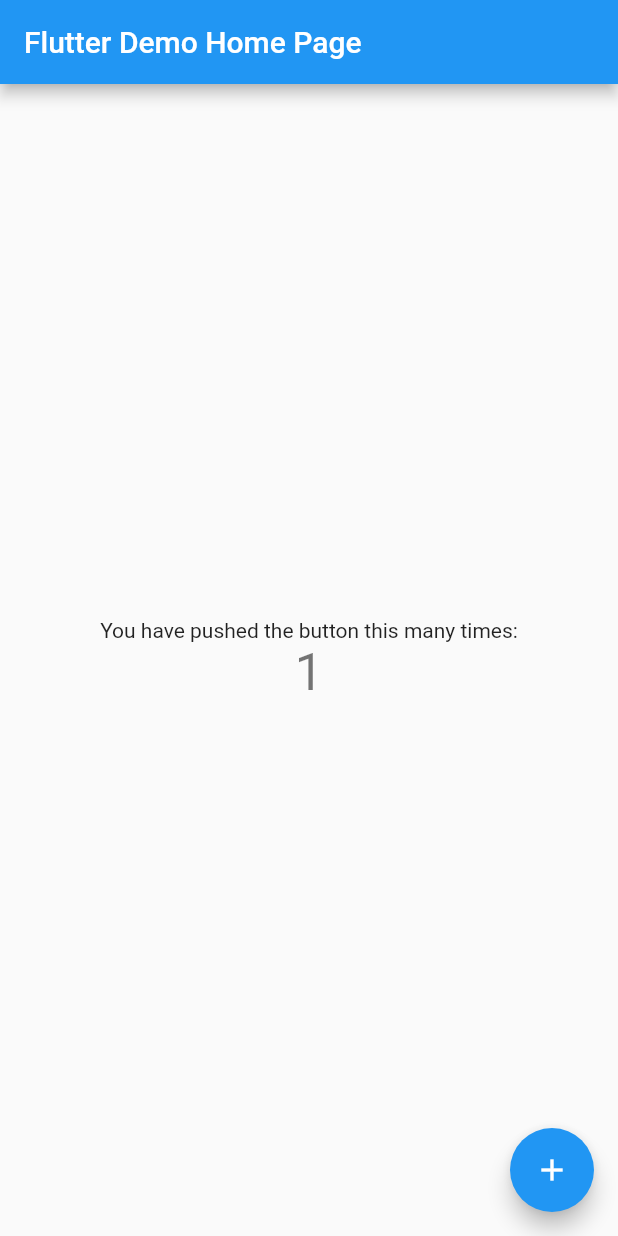
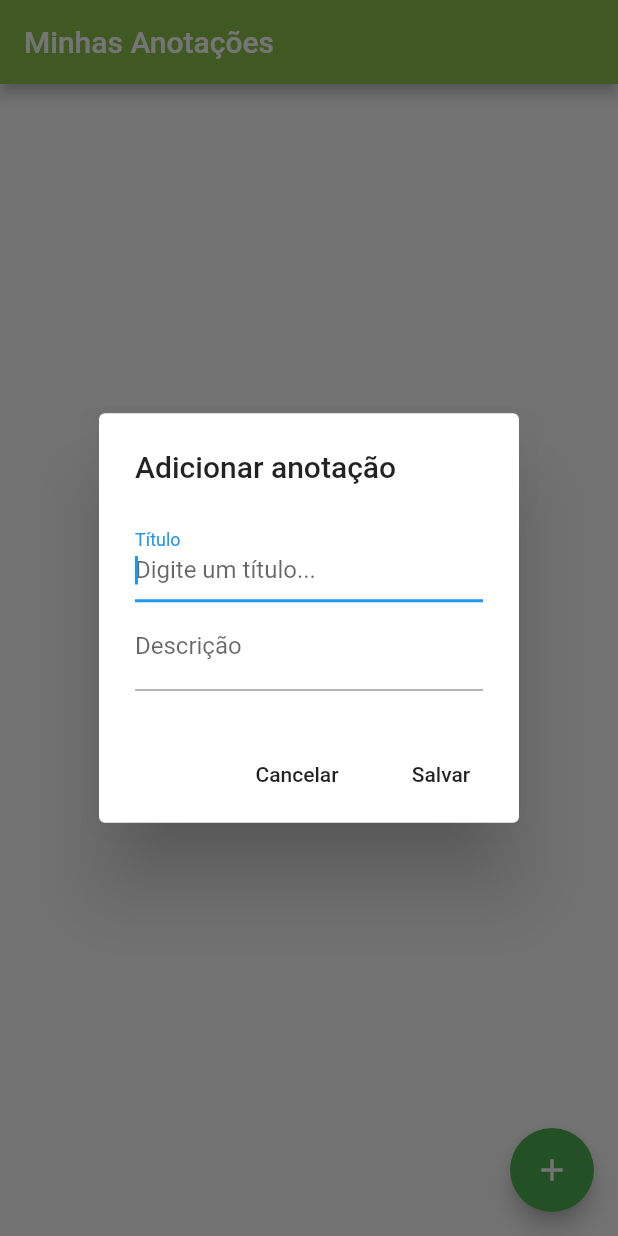
Before and after one commit to leonardofn/GeradorCartelasBingo, a Flutter app: the screen it shows after launch, after a tap on the "add" icon, on a phone screen of 412 x 824 dp. Run offline on Flutter 3.47's test engine with Material 2 defaults, Android fonts, the phone set to English and light mode, and no system bars.

Commit message:
Criando interface

```diff
--- /dev/null
+++ b/lib/Home.dart
@@ -0,0 +1,75 @@
+import 'package:flutter/material.dart';
+
+class Home extends StatefulWidget {
+  @override
+  _HomeState createState() => _HomeState();
+}
+
+class _HomeState extends State<Home> {
+
+  TextEditingController _titleController = TextEditingController();
+  TextEditingController  _descricaoController = TextEditingController();
+
+  _exibirTelaCadastro(){
+    showDialog(
+      context: context,
+      builder: (context){
+        return AlertDialog(
+          title: Text("Adicionar anotação"),
+          content: Column(
+            mainAxisSize: MainAxisSize.min,
+            children: <Widget>[
+              TextField(
+                controller: _titleController,
+                autofocus: true,
+                decoration: InputDecoration(
+                  labelText: "Título",
+                  hintText: "Digite um título..."
+                ),
+              ),
+              TextField(
+                controller: _descricaoController,
+                decoration: InputDecoration(
+                    labelText: "Descrição",
+                    hintText: "Digite a descrição..."
+                ),
+              )
+            ],
+          ),
+          actions: <Widget>[
+            FlatButton(
+              onPressed: () => Navigator.pop(context),
+              child: Text("Cancelar"),
+            ),
+            FlatButton(
+              onPressed: () {
+
+                Navigator.pop(context);
+              },
+              child: Text("Salvar"),
+            )
+          ],
+        );
+      }
+    );
+  }
+
+  @override
+  Widget build(BuildContext context) {
+    return Scaffold(
+      appBar: AppBar(
+        title: Text("Minhas Anotações"),
+        backgroundColor: Colors.lightGreen,
+      ),
+      body: Container(),
+      floatingActionButton: FloatingActionButton(
+        backgroundColor: Colors.green,
+        foregroundColor: Colors.white,
+        child: Icon(Icons.add),
+        onPressed: (){
+          _exibirTelaCadastro();
+        }
+      ),
+    );
+  }
+}
--- a/lib/main.dart
+++ b/lib/main.dart
@@ -1,117 +1,9 @@
 import 'package:flutter/material.dart';
+import 'package:minhas_anotacoes/Home.dart';
 
 void main() {
-  runApp(MyApp());
+  runApp(MaterialApp(
+    debugShowCheckedModeBanner: false,
+    home: Home(),
+  ));
 }
-
-class MyApp extends StatelessWidget {
-  // This widget is the root of your application.
-  @override
-  Widget build(BuildContext context) {
-    return MaterialApp(
-      title: 'Flutter Demo',
-      theme: ThemeData(
-        // This is the theme of your application.
-        //
-        // Try running your application with "flutter run". You'll see the
-        // application has a blue toolbar. Then, without quitting the app, try
-        // changing the primarySwatch below to Colors.green and then invoke
-        // "hot reload" (press "r" in the console where you ran "flutter run",
-        // or simply save your changes to "hot reload" in a Flutter IDE).
-        // Notice that the counter didn't reset back to zero; the application
-        // is not restarted.
-        primarySwatch: Colors.blue,
-        // This makes the visual density adapt to the platform that you run
-        // the app on. For desktop platforms, the controls will be smaller and
-        // closer together (more dense) than on mobile platforms.
-        visualDensity: VisualDensity.adaptivePlatformDensity,
-      ),
-      home: MyHomePage(title: 'Flutter Demo Home Page'),
-    );
-  }
-}
-
-class MyHomePage extends StatefulWidget {
-  MyHomePage({Key key, this.title}) : super(key: key);
-
-  // This widget is the home page of your application. It is stateful, meaning
-  // that it has a State object (defined below) that contains fields that affect
-  // how it looks.
-
-  // This class is the configuration for the state. It holds the values (in this
-  // case the title) provided by the parent (in this case the App widget) and
-  // used by the build method of the State. Fields in a Widget subclass are
-  // always marked "final".
-
-  final String title;
-
-  @override
-  _MyHomePageState createState() => _MyHomePageState();
-}
-
-class _MyHomePageState extends State<MyHomePage> {
-  int _counter = 0;
-
-  void _incrementCounter() {
-    setState(() {
-      // This call to setState tells the Flutter framework that something has
-      // changed in this State, which causes it to rerun the build method below
-      // so that the display can reflect the updated values. If we changed
-      // _counter without calling setState(), then the build method would not be
-      // called again, and so nothing would appear to happen.
-      _counter++;
-    });
-  }
-
-  @override
-  Widget build(BuildContext context) {
-    // This method is rerun every time setState is called, for instance as done
-    // by the _incrementCounter method above.
-    //
-    // The Flutter framework has been optimized to make rerunning build methods
-    // fast, so that you can just rebuild anything that needs updating rather
-    // than having to individually change instances of widgets.
-    return Scaffold(
-      appBar: AppBar(
-        // Here we take the value from the MyHomePage object that was created by
-        // the App.build method, and use it to set our appbar title.
-        title: Text(widget.title),
-      ),
-      body: Center(
-        // Center is a layout widget. It takes a single child and positions it
-        // in the middle of the parent.
-        child: Column(
-          // Column is also a layout widget. It takes a list of children and
-          // arranges them vertically. By default, it sizes itself to fit its
-          // children horizontally, and tries to be as tall as its parent.
-          //
-          // Invoke "debug painting" (press "p" in the console, choose the
-          // "Toggle Debug Paint" action from the Flutter Inspector in Android
-          // Studio, or the "Toggle Debug Paint" command in Visual Studio Code)
-          // to see the wireframe for each widget.
-          //
-          // Column has various properties to control how it sizes itself and
-          // how it positions its children. Here we use mainAxisAlignment to
-          // center the children vertically; the main axis here is the vertical
-          // axis because Columns are vertical (the cross axis would be
-          // horizontal).
-          mainAxisAlignment: MainAxisAlignment.center,
-          children: <Widget>[
-            Text(
-              'You have pushed the button this many times:',
-            ),
-            Text(
-              '$_counter',
-              style: Theme.of(context).textTheme.headline4,
-            ),
-          ],
-        ),
-      ),
-      floatingActionButton: FloatingActionButton(
-        onPressed: _incrementCounter,
-        tooltip: 'Increment',
-        child: Icon(Icons.add),
-      ), // This trailing comma makes auto-formatting nicer for build methods.
-    );
-  }
-}
```
Also changed, not shown: 1 other file.
